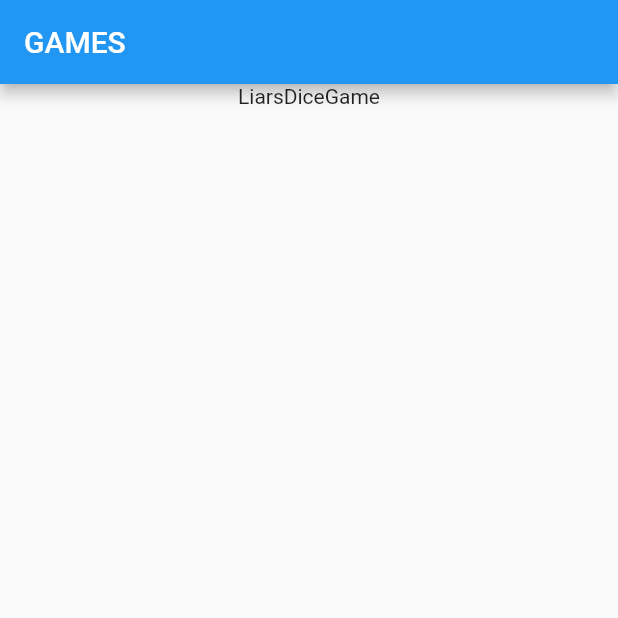
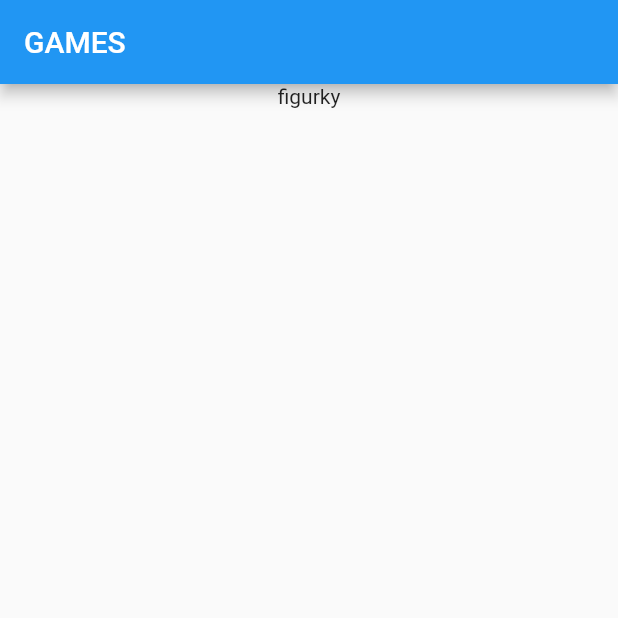
Before and after one commit to Waratax/project, a Flutter app: the LiarsDiceScr screen opened by its route, on a phone screen of 412 x 824 dp, the top half of it. Run offline on Flutter 3.47's test engine with Material 2 defaults, Android fonts, the light colour scheme and no system bars; missing offline and left inert: flutter_picker.

Commit message:
cards = chess, Ldice =  piece

```diff
--- a/lib/screens/games/Cards.dart
+++ b/lib/screens/games/Cards.dart
@@ -16,7 +16,7 @@ class _CardsScr extends State<CardsScr> {
         ),
         body: Center(
             child: Column(
-          children: [Text("CardGame")],
+          children: [Text("chess clock")],
         )));
   }
 }
--- a/lib/screens/games/LiarsDice.dart
+++ b/lib/screens/games/LiarsDice.dart
@@ -16,7 +16,7 @@ class _LiarsDiceScr extends State<LiarsDiceScr> {
         ),
         body: Center(
             child: Column(
-          children: [Text("LiarsDiceGame")],
+          children: [Text("figurky")],
         )));
   }
 }
```
